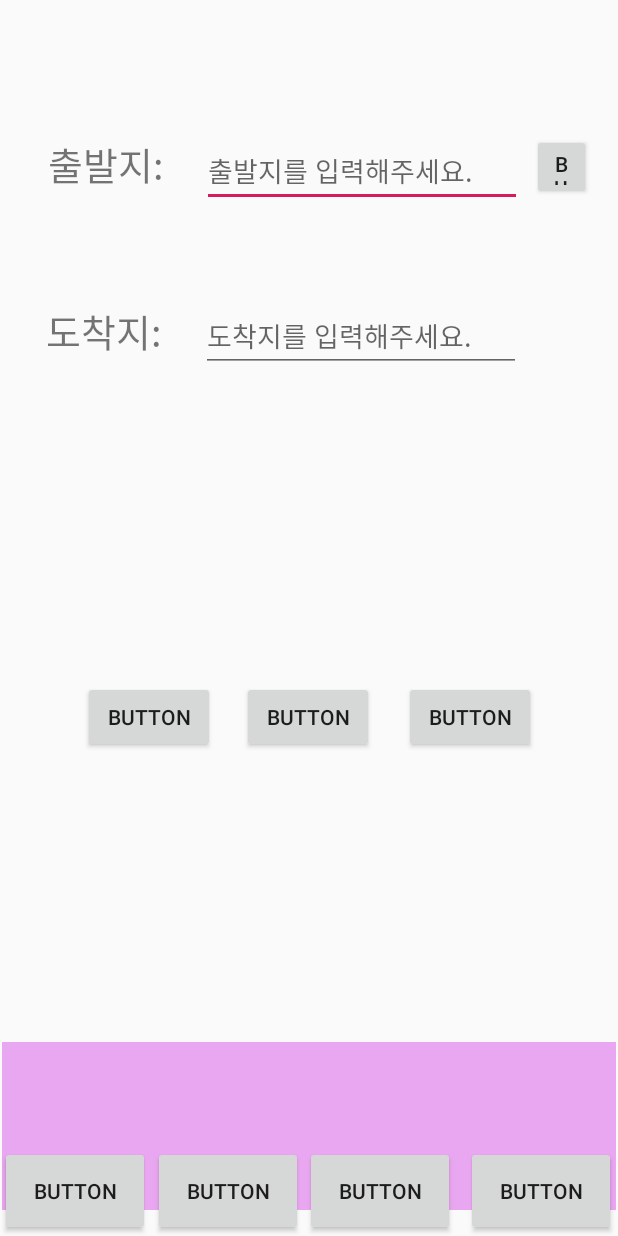
After one commit to hongmon1/SpringTiger, an Android app: the layout activity_navi.xml on its own in the app's theme, with its tools: preview values and no code run, on a phone screen of 412 x 824 dp. The commit adds this screen. Run offline under Robolectric (Android 15) with nearby library versions, the phone set to English and light mode, and no system bars.

Commit message:
happy
소현

```diff
--- a/app/build.gradle
+++ b/app/build.gradle
@@ -25,4 +25,5 @@ dependencies {
     testImplementation 'junit:junit:4.12'
     androidTestImplementation 'androidx.test:runner:1.2.0'
     androidTestImplementation 'androidx.test.espresso:espresso-core:3.2.0'
+    implementation 'com.android.support:design:28.0.0'
 }
--- /dev/null
+++ b/app/src/main/res/layout/activity_navi.xml
@@ -0,0 +1,212 @@
+<?xml version="1.0" encoding="utf-8"?>
+<androidx.constraintlayout.widget.ConstraintLayout xmlns:android="http://schemas.android.com/apk/res/android"
+    xmlns:app="http://schemas.android.com/apk/res-auto"
+    xmlns:tools="http://schemas.android.com/tools"
+    android:id="@+id/linearLayout"
+    android:layout_width="match_parent"
+    android:layout_height="match_parent"
+    android:orientation="vertical" >
+
+    <TextView
+        android:id="@+id/textView1"
+        android:layout_width="87dp"
+        android:layout_height="47dp"
+        android:text="출발지:"
+        android:textSize="25dp"
+        app:layout_constraintBottom_toBottomOf="parent"
+        app:layout_constraintEnd_toEndOf="parent"
+        app:layout_constraintHorizontal_bias="0.098"
+        app:layout_constraintStart_toStartOf="parent"
+        app:layout_constraintTop_toTopOf="parent"
+        app:layout_constraintVertical_bias="0.116" />
+
+    <TextView
+        android:id="@+id/textView2"
+        android:layout_width="84dp"
+        android:layout_height="47dp"
+        android:text="도착지:"
+        android:textSize="25dp"
+        app:layout_constraintBottom_toBottomOf="parent"
+        app:layout_constraintEnd_toEndOf="parent"
+        app:layout_constraintHorizontal_bias="0.093"
+        app:layout_constraintStart_toStartOf="parent"
+        app:layout_constraintTop_toTopOf="parent"
+        app:layout_constraintVertical_bias="0.259" />
+
+    <EditText
+        android:id="@+id/editText1"
+        android:layout_width="wrap_content"
+        android:layout_height="wrap_content"
+        android:layout_marginStart="8dp"
+        android:layout_marginTop="8dp"
+        android:layout_marginEnd="8dp"
+        android:layout_marginBottom="8dp"
+        android:ems="10"
+        android:hint="출발지를 입력해주세요."
+        android:inputType="textPersonName"
+        android:privateImeOptions="defaultInputmode=korean"
+        app:layout_constraintBottom_toBottomOf="parent"
+        app:layout_constraintEnd_toEndOf="parent"
+        app:layout_constraintHorizontal_bias="0.692"
+        app:layout_constraintStart_toStartOf="parent"
+        app:layout_constraintTop_toTopOf="parent"
+        app:layout_constraintVertical_bias="0.108" />
+
+    <EditText
+        android:id="@+id/editText2"
+        android:layout_width="wrap_content"
+        android:layout_height="wrap_content"
+        android:ems="10"
+        android:hint="도착지를 입력해주세요."
+        android:inputType="textPersonName"
+        android:privateImeOptions="defaultInputmode=korean"
+        app:layout_constraintBottom_toBottomOf="parent"
+        app:layout_constraintEnd_toEndOf="parent"
+        app:layout_constraintHorizontal_bias="0.676"
+        app:layout_constraintStart_toStartOf="parent"
+        app:layout_constraintTop_toTopOf="parent"
+        app:layout_constraintVertical_bias="0.258" />
+
+    <Button
+        android:id="@+id/button1"
+        android:layout_width="wrap_content"
+        android:layout_height="wrap_content"
+        android:text="Button"
+        app:layout_constraintBottom_toBottomOf="parent"
+        app:layout_constraintEnd_toEndOf="parent"
+        app:layout_constraintHorizontal_bias="0.17"
+        app:layout_constraintStart_toStartOf="parent"
+        app:layout_constraintTop_toTopOf="parent"
+        app:layout_constraintVertical_bias="0.585" />
+
+    <Button
+        android:id="@+id/button2"
+        android:layout_width="wrap_content"
+        android:layout_height="wrap_content"
+        android:layout_marginTop="8dp"
+        android:layout_marginBottom="8dp"
+        android:text="Button"
+        app:layout_constraintBottom_toBottomOf="parent"
+        app:layout_constraintEnd_toEndOf="parent"
+        app:layout_constraintHorizontal_bias="0.498"
+        app:layout_constraintStart_toStartOf="parent"
+        app:layout_constraintTop_toTopOf="parent"
+        app:layout_constraintVertical_bias="0.587" />
+
+    <Button
+        android:id="@+id/button3"
+        android:layout_width="wrap_content"
+        android:layout_height="wrap_content"
+        android:layout_marginTop="8dp"
+        android:layout_marginBottom="8dp"
+        android:text="Button"
+        app:layout_constraintBottom_toBottomOf="parent"
+        app:layout_constraintEnd_toEndOf="parent"
+        app:layout_constraintHorizontal_bias="0.832"
+        app:layout_constraintStart_toStartOf="parent"
+        app:layout_constraintTop_toTopOf="parent"
+        app:layout_constraintVertical_bias="0.587" />
+
+    <FrameLayout
+        android:id="@+id/frameLayout"
+        android:layout_width="419dp"
+        android:layout_height="610dp"
+        android:layout_marginStart="8dp"
+        android:layout_marginTop="8dp"
+        android:layout_marginBottom="8dp"
+        app:layout_constraintBottom_toBottomOf="parent"
+        app:layout_constraintEnd_toEndOf="parent"
+        app:layout_constraintHorizontal_bias="0.9"
+        app:layout_constraintStart_toStartOf="parent"
+        app:layout_constraintTop_toTopOf="parent"
+        app:layout_constraintVertical_bias="0.0">
+
+    </FrameLayout>
+
+    <androidx.appcompat.widget.Toolbar
+        android:id="@+id/toolbar3"
+        android:layout_width="409dp"
+        android:layout_height="112dp"
+        android:layout_marginTop="8dp"
+        android:background="#EAA7F1"
+        android:minHeight="?attr/actionBarSize"
+        android:theme="?attr/actionBarTheme"
+        app:layout_constraintBottom_toBottomOf="parent"
+        app:layout_constraintEnd_toEndOf="parent"
+        app:layout_constraintStart_toStartOf="parent"
+        app:layout_constraintTop_toBottomOf="@+id/frameLayout"
+        app:layout_constraintVertical_bias="0.8" />
+
+    <Button
+        android:id="@+id/button4"
+        android:layout_width="100dp"
+        android:layout_height="60dp"
+        android:layout_marginTop="8dp"
+        android:layout_marginEnd="8dp"
+        android:text="Button"
+        app:layout_constraintBottom_toBottomOf="parent"
+        app:layout_constraintEnd_toEndOf="parent"
+        app:layout_constraintHorizontal_bias="0.0"
+        app:layout_constraintStart_toStartOf="parent"
+        app:layout_constraintTop_toTopOf="parent"
+        app:layout_constraintVertical_bias="1.0" />
+
+    <Button
+        android:id="@+id/button5"
+        android:layout_width="100dp"
+        android:layout_height="60dp"
+        android:layout_marginStart="8dp"
+        android:layout_marginTop="8dp"
+        android:layout_marginEnd="8dp"
+        android:text="Button"
+        app:layout_constraintBottom_toBottomOf="parent"
+        app:layout_constraintEnd_toEndOf="@+id/button7"
+        app:layout_constraintHorizontal_bias="0.318"
+        app:layout_constraintStart_toStartOf="@+id/button4"
+        app:layout_constraintTop_toTopOf="parent"
+        app:layout_constraintVertical_bias="1.0" />
+
+    <Button
+        android:id="@+id/button6"
+        android:layout_width="100dp"
+        android:layout_height="60dp"
+        android:layout_marginStart="8dp"
+        android:layout_marginTop="8dp"
+        android:layout_marginEnd="8dp"
+        android:text="Button"
+        app:layout_constraintBottom_toBottomOf="parent"
+        app:layout_constraintEnd_toEndOf="parent"
+        app:layout_constraintHorizontal_bias="0.66"
+        app:layout_constraintStart_toStartOf="@+id/button4"
+        app:layout_constraintTop_toTopOf="@+id/frameLayout"
+        app:layout_constraintVertical_bias="1.0" />
+
+    <Button
+        android:id="@+id/button7"
+        android:layout_width="100dp"
+        android:layout_height="60dp"
+        android:layout_marginStart="8dp"
+        android:layout_marginTop="8dp"
+        android:text="Button"
+        app:layout_constraintBottom_toBottomOf="parent"
+        app:layout_constraintEnd_toEndOf="@+id/toolbar3"
+        app:layout_constraintHorizontal_bias="1.0"
+        app:layout_constraintStart_toStartOf="@+id/button4"
+        app:layout_constraintTop_toTopOf="@+id/frameLayout"
+        app:layout_constraintVertical_bias="1.0" />
+
+    <Button
+        android:id="@+id/button8"
+        android:layout_width="39dp"
+        android:layout_height="44dp"
+        android:layout_marginStart="8dp"
+        android:layout_marginTop="8dp"
+        android:layout_marginBottom="8dp"
+        android:text="Button"
+        app:layout_constraintBottom_toBottomOf="parent"
+        app:layout_constraintEnd_toEndOf="parent"
+        app:layout_constraintHorizontal_bias="0.95"
+        app:layout_constraintStart_toStartOf="parent"
+        app:layout_constraintTop_toTopOf="@+id/frameLayout"
+        app:layout_constraintVertical_bias="0.097" />
+</androidx.constraintlayout.widget.ConstraintLayout>
```
Also changed, not shown: app/src/main/AndroidManifest.xml (+8 -0 lines), app/src/main/java/com/example/springtigersapp/Model/Navi.java (+144 -1 lines), app/src/main/java/com/example/springtigersapp/View/MainActivity.java (+17 -0 lines), app/src/main/res/layout/activity_main.xml (+16 -0 lines).
